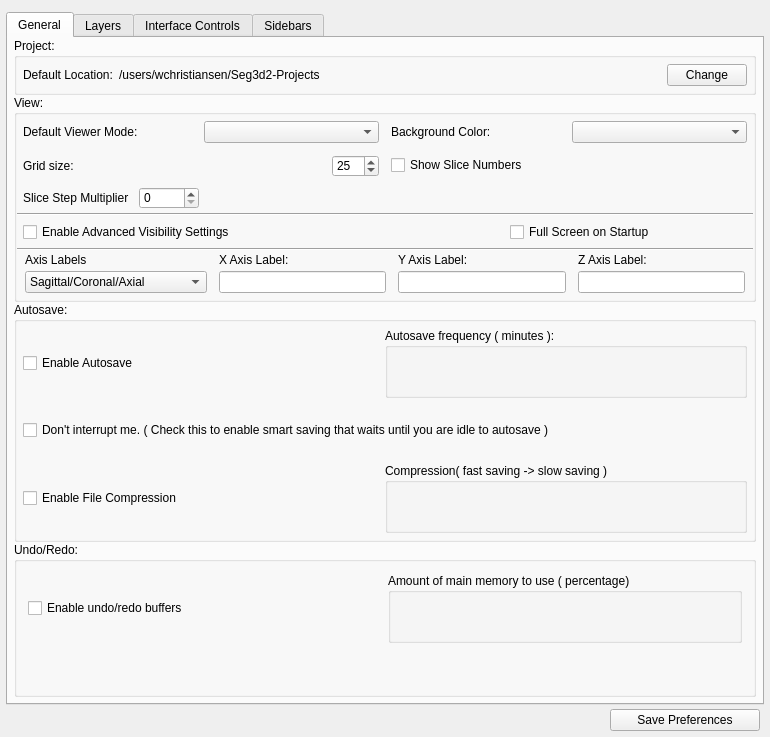
Qt form src/Interface/AppPreferences/AppPreferences.ui (SCIInstitute/Seg3D) before a commit.
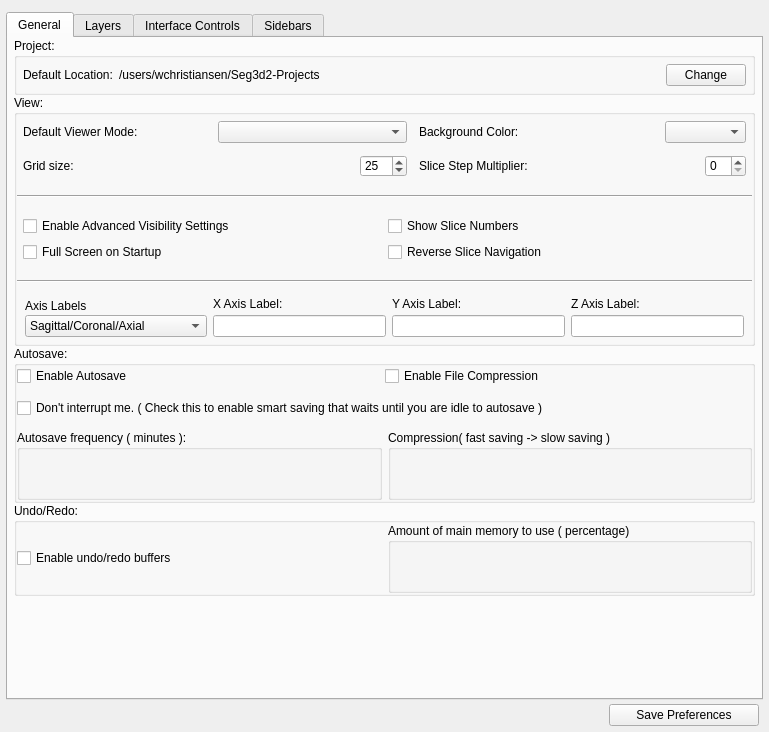
The same form after that commit. Custom widgets are drawn as their Qt base class.

Commit message: add icon for switching toolbar; add icon for fog; add button that allows for double clicking; add option to reverse navigation (CARMA); When multi threaded filtering leave one core free for navigation, painting etc, so interactivity is better guaranteed.

```diff
--- a/src/Interface/AppPreferences/AppPreferences.ui
+++ b/src/Interface/AppPreferences/AppPreferences.ui
@@ -6,8 +6,8 @@
    <rect>
     <x>0</x>
     <y>0</y>
-    <width>770</width>
-    <height>719</height>
+    <width>769</width>
+    <height>732</height>
    </rect>
   </property>
   <property name="windowTitle">
@@ -149,7 +149,7 @@
          </property>
          <layout class="QVBoxLayout" name="verticalLayout_11">
           <property name="spacing">
-           <number>0</number>
+           <number>12</number>
           </property>
           <property name="leftMargin">
            <number>0</number>
@@ -165,7 +165,7 @@
           </property>
           <item>
            <widget class="QWidget" name="widget_20" native="true">
-            <layout class="QHBoxLayout" name="horizontalLayout_12" stretch="1,1">
+            <layout class="QHBoxLayout" name="horizontalLayout_12" stretch="1,0">
              <property name="spacing">
               <number>0</number>
              </property>
@@ -198,7 +198,14 @@
                  </widget>
                 </item>
                 <item row="0" column="1">
-                 <widget class="QComboBox" name="viewer_mode_combobox_"/>
+                 <widget class="QComboBox" name="viewer_mode_combobox_">
+                  <property name="sizePolicy">
+                   <sizepolicy hsizetype="Minimum" vsizetype="Fixed">
+                    <horstretch>0</horstretch>
+                    <verstretch>0</verstretch>
+                   </sizepolicy>
+                  </property>
+                 </widget>
                 </item>
                 <item row="1" column="0">
                  <widget class="QLabel" name="label_3">
@@ -230,7 +237,7 @@
                      <property name="sizeHint" stdset="0">
                       <size>
                        <width>40</width>
-                       <height>20</height>
+                       <height>16</height>
                       </size>
                      </property>
                     </spacer>
@@ -283,6 +290,12 @@
                 </property>
                 <item row="0" column="1">
                  <widget class="QComboBox" name="background_color_combobox_">
+                  <property name="sizePolicy">
+                   <sizepolicy hsizetype="Minimum" vsizetype="Fixed">
+                    <horstretch>0</horstretch>
+                    <verstretch>0</verstretch>
+                   </sizepolicy>
+                  </property>
                   <property name="maximumSize">
                    <size>
                     <width>16777215</width>
@@ -291,60 +304,26 @@
                   </property>
                  </widget>
                 </item>
-                <item row="2" column="0">
-                 <widget class="QCheckBox" name="show_slice_numbers_checkbox_">
-                  <property name="text">
-                   <string>Show Slice Numbers</string>
-                  </property>
-                 </widget>
-                </item>
                 <item row="0" column="0">
                  <widget class="QLabel" name="label_2">
+                  <property name="sizePolicy">
+                   <sizepolicy hsizetype="MinimumExpanding" vsizetype="Preferred">
+                    <horstretch>0</horstretch>
+                    <verstretch>0</verstretch>
+                   </sizepolicy>
+                  </property>
+                  <property name="minimumSize">
+                   <size>
+                    <width>240</width>
+                    <height>0</height>
+                   </size>
+                  </property>
                   <property name="text">
                    <string>Background Color:</string>
                   </property>
                  </widget>
                 </item>
-               </layout>
-              </widget>
-             </item>
-            </layout>
-           </widget>
-          </item>
-          <item>
-           <widget class="QWidget" name="widget_15" native="true">
-            <property name="minimumSize">
-             <size>
-              <width>0</width>
-              <height>30</height>
-             </size>
-            </property>
-            <property name="toolTip">
-             <string>When you are navigating through the slices with the arrow keys, press shift to jump forward or backward this number of slices.</string>
-            </property>
-            <layout class="QHBoxLayout" name="horizontalLayout_17">
-             <property name="leftMargin">
-              <number>6</number>
-             </property>
-             <property name="topMargin">
-              <number>0</number>
-             </property>
-             <property name="rightMargin">
-              <number>6</number>
-             </property>
-             <property name="bottomMargin">
-              <number>0</number>
-             </property>
-             <item>
-              <widget class="QWidget" name="widget_16" native="true">
-               <layout class="QHBoxLayout" name="horizontalLayout_13">
-                <property name="spacing">
-                 <number>0</number>
-                </property>
-                <property name="margin">
-                 <number>0</number>
-                </property>
-                <item>
+                <item row="1" column="0">
                  <widget class="QLabel" name="label_9">
                   <property name="minimumSize">
                    <size>
@@ -353,34 +332,19 @@
                    </size>
                   </property>
                   <property name="text">
-                   <string>Slice Step Multiplier</string>
+                   <string>Slice Step Multiplier:</string>
                   </property>
                  </widget>
                 </item>
-               </layout>
-              </widget>
-             </item>
-             <item>
-              <widget class="QWidget" name="widget_18" native="true">
-               <property name="minimumSize">
-                <size>
-                 <width>60</width>
-                 <height>0</height>
-                </size>
-               </property>
-               <layout class="QHBoxLayout" name="horizontalLayout_16">
+                <item row="1" column="1">
+                 <widget class="QWidget" name="widget_15" native="true">
+                  <layout class="QHBoxLayout" name="horizontalLayout_13">
                 <property name="spacing">
                  <number>0</number>
                 </property>
                 <property name="margin">
                  <number>0</number>
                 </property>
-                <item>
-                 <widget class="QSpinBox" name="slice_step_multiplier_spinbox_"/>
-                </item>
-               </layout>
-              </widget>
-             </item>
              <item>
               <spacer name="horizontalSpacer_3">
                <property name="orientation">
@@ -388,11 +352,20 @@
                </property>
                <property name="sizeHint" stdset="0">
                 <size>
-                 <width>301</width>
+                       <width>40</width>
                  <height>20</height>
                 </size>
                </property>
               </spacer>
+                   </item>
+                   <item>
+                    <widget class="QSpinBox" name="slice_step_multiplier_spinbox_"/>
+                   </item>
+                  </layout>
+                 </widget>
+                </item>
+               </layout>
+              </widget>
              </item>
             </layout>
            </widget>
@@ -412,22 +385,35 @@
               <verstretch>0</verstretch>
              </sizepolicy>
             </property>
-            <layout class="QHBoxLayout" name="horizontalLayout_11">
+            <layout class="QGridLayout" name="gridLayout_2">
              <property name="margin">
               <number>6</number>
              </property>
-             <item>
+             <item row="0" column="0">
               <widget class="QCheckBox" name="advanced_visibility_checkbox_">
+               <property name="toolTip">
+                <string>Allow switching on layer visibility per viewer.</string>
+               </property>
                <property name="text">
                 <string>Enable Advanced Visibility Settings</string>
                </property>
               </widget>
              </item>
-             <item>
-              <widget class="QWidget" name="widget_17" native="true"/>
+             <item row="0" column="2">
+              <widget class="QCheckBox" name="show_slice_numbers_checkbox_">
+               <property name="toolTip">
+                <string>Show the current slice number in the slice viewer</string>
+               </property>
+               <property name="text">
+                <string>Show Slice Numbers</string>
+               </property>
+              </widget>
              </item>
-             <item>
+             <item row="1" column="0">
               <widget class="QCheckBox" name="full_screen_on_startup_checkbox_">
+               <property name="toolTip">
+                <string>Start the program in full screen mode.</string>
+               </property>
                <property name="text">
                 <string>Full Screen on Startup</string>
                </property>
@@ -436,6 +422,16 @@
                </property>
               </widget>
              </item>
+             <item row="1" column="2">
+              <widget class="QCheckBox" name="reverse_slice_navigation_checkbox_">
+               <property name="toolTip">
+                <string>Reverse the direction of the up/down and mouse wheel for slice navigation.</string>
+               </property>
+               <property name="text">
+                <string>Reverse Slice Navigation</string>
+               </property>
+              </widget>
+             </item>
             </layout>
            </widget>
           </item>
@@ -451,12 +447,12 @@
             <property name="minimumSize">
              <size>
               <width>0</width>
-              <height>42</height>
+              <height>30</height>
              </size>
             </property>
             <layout class="QHBoxLayout" name="horizontalLayout_20" stretch="1,1,1,1">
              <property name="spacing">
-              <number>8</number>
+              <number>2</number>
              </property>
              <property name="leftMargin">
               <number>6</number>
@@ -474,7 +470,7 @@
               <widget class="QWidget" name="widget_27" native="true">
                <layout class="QVBoxLayout" name="verticalLayout_19">
                 <property name="spacing">
-                 <number>4</number>
+                 <number>0</number>
                 </property>
                 <property name="margin">
                  <number>2</number>
@@ -593,37 +589,21 @@
            <verstretch>0</verstretch>
           </sizepolicy>
          </property>
-         <property name="minimumSize">
-          <size>
-           <width>0</width>
-           <height>240</height>
-          </size>
-         </property>
          <property name="title">
           <string>Autosave:</string>
          </property>
          <layout class="QVBoxLayout" name="verticalLayout">
           <property name="spacing">
-           <number>2</number>
+           <number>12</number>
           </property>
           <property name="margin">
            <number>0</number>
           </property>
           <item>
-           <widget class="QWidget" name="widget_13" native="true">
-            <property name="minimumSize">
-             <size>
-              <width>0</width>
-              <height>32</height>
-             </size>
-            </property>
-            <layout class="QHBoxLayout" name="horizontalLayout_14" stretch="1,1">
+           <layout class="QHBoxLayout" name="horizontalLayout_11">
              <property name="spacing">
               <number>0</number>
              </property>
-             <property name="margin">
-              <number>6</number>
-             </property>
              <item>
               <widget class="QCheckBox" name="auto_save_checkbox_">
                <property name="text">
@@ -632,6 +612,24 @@
               </widget>
              </item>
              <item>
+             <widget class="QCheckBox" name="enable_compression_checkbox_">
+              <property name="text">
+               <string>Enable File Compression</string>
+              </property>
+             </widget>
+            </item>
+           </layout>
+          </item>
+          <item>
+           <widget class="QCheckBox" name="smart_save_checkbox_">
+            <property name="text">
+             <string>Don't interrupt me. ( Check this to enable smart saving that waits until you are idle to autosave )</string>
+            </property>
+           </widget>
+          </item>
+          <item>
+           <layout class="QHBoxLayout" name="horizontalLayout_14">
+            <item>
               <widget class="QGroupBox" name="groupBox_4">
                <property name="sizePolicy">
                 <sizepolicy hsizetype="Preferred" vsizetype="Minimum">
@@ -650,7 +648,7 @@
                </property>
                <layout class="QHBoxLayout" name="horizontalLayout_15">
                 <property name="spacing">
-                 <number>0</number>
+                <number>10</number>
                 </property>
                 <property name="leftMargin">
                  <number>4</number>
@@ -670,44 +668,6 @@
                </layout>
               </widget>
              </item>
-            </layout>
-           </widget>
-          </item>
-          <item>
-           <widget class="QWidget" name="widget_19" native="true">
-            <layout class="QHBoxLayout" name="horizontalLayout_23">
-             <property name="spacing">
-              <number>0</number>
-             </property>
-             <property name="margin">
-              <number>6</number>
-             </property>
-             <item>
-              <widget class="QCheckBox" name="smart_save_checkbox_">
-               <property name="text">
-                <string>Don't interrupt me. ( Check this to enable smart saving that waits until you are idle to autosave )</string>
-               </property>
-              </widget>
-             </item>
-            </layout>
-           </widget>
-          </item>
-          <item>
-           <widget class="QWidget" name="widget_14" native="true">
-            <layout class="QHBoxLayout" name="horizontalLayout_3" stretch="1,1">
-             <property name="spacing">
-              <number>0</number>
-             </property>
-             <property name="margin">
-              <number>6</number>
-             </property>
-             <item>
-              <widget class="QCheckBox" name="enable_compression_checkbox_">
-               <property name="text">
-                <string>Enable File Compression</string>
-               </property>
-              </widget>
-             </item>
              <item>
               <widget class="QGroupBox" name="groupBox_5">
                <property name="sizePolicy">
@@ -748,7 +708,6 @@
               </widget>
              </item>
             </layout>
-           </widget>
           </item>
          </layout>
         </widget>
@@ -771,8 +730,23 @@
           <item>
            <widget class="QWidget" name="widget_28" native="true">
             <layout class="QHBoxLayout" name="horizontalLayout_24">
+             <property name="margin">
+              <number>0</number>
+             </property>
              <item>
               <widget class="QCheckBox" name="enable_undo_">
+               <property name="sizePolicy">
+                <sizepolicy hsizetype="Minimum" vsizetype="Fixed">
+                 <horstretch>0</horstretch>
+                 <verstretch>0</verstretch>
+                </sizepolicy>
+               </property>
+               <property name="minimumSize">
+                <size>
+                 <width>280</width>
+                 <height>0</height>
+                </size>
+               </property>
                <property name="text">
                 <string>Enable undo/redo buffers</string>
                </property>
@@ -820,8 +794,11 @@
             </layout>
            </widget>
           </item>
+         </layout>
+        </widget>
+       </item>
           <item>
-           <spacer name="verticalSpacer_2">
+        <spacer name="verticalSpacer_5">
             <property name="orientation">
              <enum>Qt::Vertical</enum>
             </property>
@@ -832,9 +809,6 @@
              </size>
             </property>
            </spacer>
-          </item>
-         </layout>
-        </widget>
        </item>
       </layout>
      </widget>
```
Lines whose indentation alone changed are shown as unchanged. The commit also changes 29 other files.
